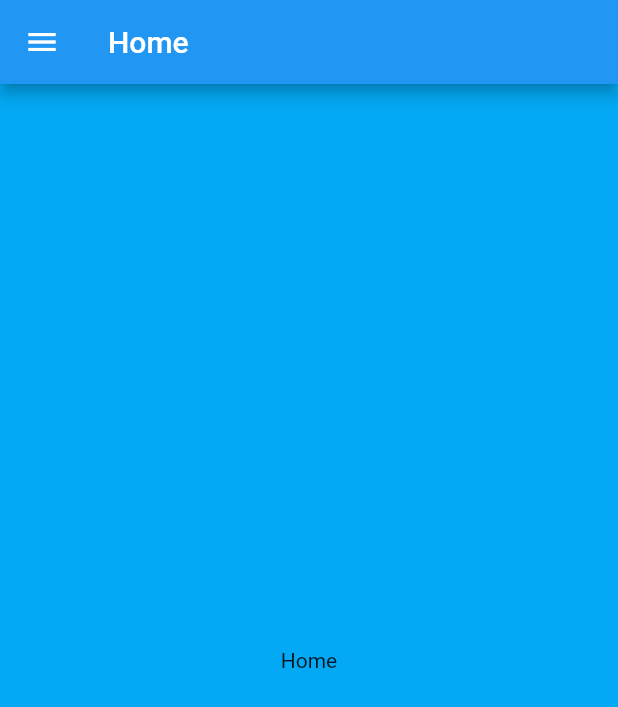
After one commit to sgmanivannan/flutter_ex, a Flutter app: the NavigationDrawerEx3 screen opened directly, on a phone screen of 412 x 824 dp. The commit adds this screen. Shown: the top 707 px of the screen. Run offline on Flutter 3.47's test engine with Material 2 defaults, Android fonts, the phone set to English and light mode, and no system bars; our stand-ins replace kiwi, rxdart.

Commit message:
updates in navigation drawer example

```diff
--- /dev/null
+++ b/lib/_021navigationdrawer/navigationdrawer3/navigationdrawer3.dart
@@ -0,0 +1,83 @@
+import 'package:flutter/cupertino.dart';
+import 'package:flutter/material.dart';
+
+void main() => runApp(NavigationDrawerEx3());
+
+class NavigationDrawerEx3 extends StatefulWidget {
+  @override
+  _NavigationDrawerEx3State createState() => _NavigationDrawerEx3State();
+}
+
+class _NavigationDrawerEx3State extends State<NavigationDrawerEx3> {
+  Widget _widget;
+
+  String _appBarTitle;
+
+  @override
+  Widget build(BuildContext context) {
+    return Scaffold(
+        appBar: new AppBar(
+          title: new Text(_appBarTitle ?? 'Home'),
+        ),
+        drawer: _getDrawer(context),
+        body: _widget ?? _home());
+  }
+
+  Drawer _getDrawer(BuildContext context) {
+    return Drawer(
+      child: ListView(
+        children: <Widget>[
+          DrawerHeader(child: new Text("Header")),
+          _getDrawerItem(context, Icons.home, "Home", _home()),
+          _getDrawerItem(context, Icons.account_box, "Account", _account()),
+          _getDrawerItem(context, Icons.settings, "Settings", _settings())
+        ],
+      ),
+    );
+  }
+
+  ListTile _getDrawerItem(
+      BuildContext context, var icon, String s, Widget navigateScreenWidget) {
+    return new ListTile(
+      leading: new Icon(icon),
+      title: new Text(s),
+      onTap: () {
+        Navigator.pop(context);
+        _changeWidget(s, navigateScreenWidget);
+      },
+    );
+  }
+
+  void _changeWidget(String appbarTitle, Widget changedWidget) {
+    _appBarTitle = appbarTitle;
+    _widget = changedWidget;
+    setState(() {});
+  }
+
+  Widget _home() {
+    print('home');
+    return Container(
+      alignment: Alignment.center,
+      color: Colors.lightBlue,
+      child: Text('Home'),
+    );
+  }
+
+  Widget _settings() {
+    print('settings');
+    return Container(
+      alignment: Alignment.center,
+      color: Colors.lightGreenAccent,
+      child: Text('Settings'),
+    );
+  }
+
+  Widget _account() {
+    print('account');
+    return Container(
+      alignment: Alignment.center,
+      color: Colors.redAccent,
+      child: Text('Account'),
+    );
+  }
+}
```
Also changed, not shown: lib/_021navigationdrawer/navigationdrawer4/navigationdrawer4.dart (added, +95 -0 lines), lib/_021navigationdrawer/navigationdrawer4/screens/account.dart (added, +23 -0 lines), lib/_021navigationdrawer/navigationdrawer4/screens/home.dart (added, +26 -0 lines), lib/_021navigationdrawer/navigationdrawer4/screens/settings.dart (added, +23 -0 lines), lib/main.dart (+8 -0 lines).
